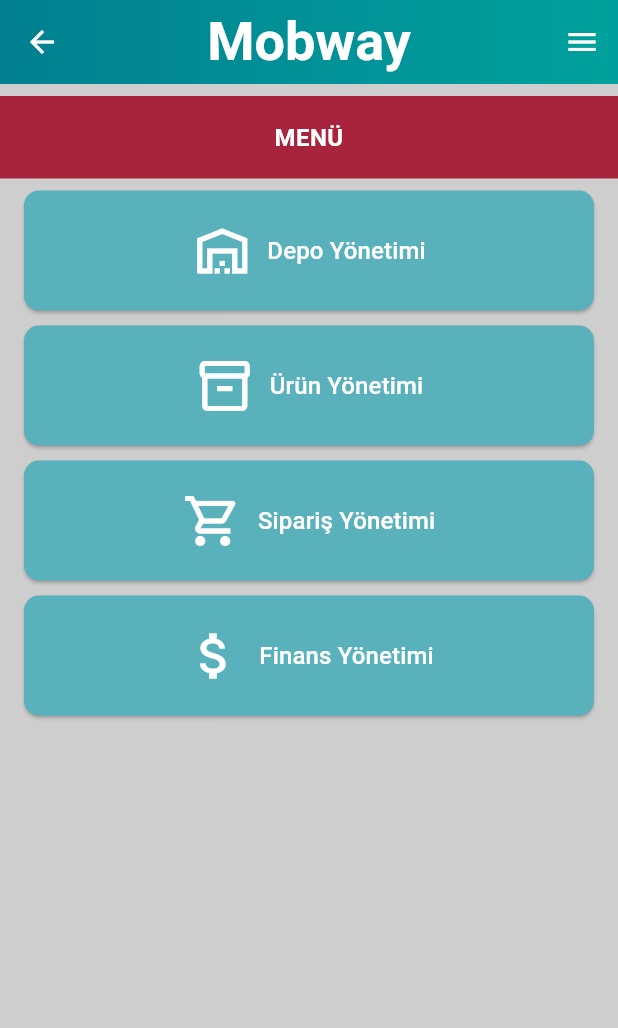
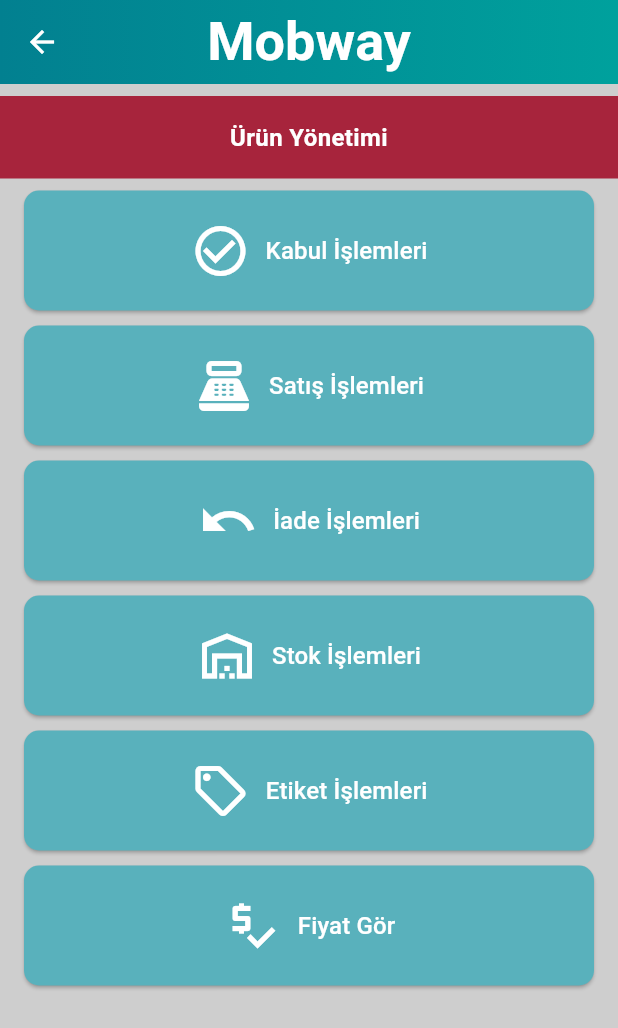
Before and after one commit to mehmetfurkansakiz/mobway_clone_app, a Flutter app: the MenuScreen screen opened directly, after a tap on "Ürün Yönetimi", on a phone screen of 412 x 824 dp. Shown: the top 1028 px of the screen. Run offline on Flutter 3.47's test engine with Material 3 defaults, Android fonts, the light colour scheme and no system bars.

Commit message:
Added Urun Yonetimi Screen.

```diff
--- a/lib/menu_screen.dart
+++ b/lib/menu_screen.dart
@@ -5,6 +5,7 @@
 import 'package:mobway_clone_app/core/custom_red_banner.dart';
 import 'package:mobway_clone_app/depo_yonetimi_screen.dart';
 import 'package:mobway_clone_app/service/icon_button_model.dart';
+import 'package:mobway_clone_app/urun_yonetimi_screen.dart';
 
 class MenuScreen extends StatelessWidget {
   const MenuScreen({super.key});
@@ -25,7 +26,9 @@
           text: 'Ürün Yönetimi',
           icon: Icons.inventory_2_outlined,
           onPressed: () {
-            print('Pressed to Ürün Yönetimi!');
+            Navigator.of(context).push(
+              MaterialPageRoute(builder: (context) => const UrunYonetimiScreen()),
+            );
           }),
       IconButtonModel(
         text: 'Sipariş Yönetimi',
--- /dev/null
+++ b/lib/urun_yonetimi_screen.dart
@@ -0,0 +1,86 @@
+import 'package:flutter/material.dart';
+import 'package:mobway_clone_app/core/custom_app_bar.dart';
+import 'package:mobway_clone_app/core/custom_icon_button.dart';
+import 'package:mobway_clone_app/core/custom_red_banner.dart';
+import 'package:mobway_clone_app/service/icon_button_model.dart';
+
+class UrunYonetimiScreen extends StatelessWidget {
+  const UrunYonetimiScreen({super.key});
+
+  @override
+  Widget build(BuildContext context) {
+    // Dummy Urun Yönetimi Button List
+    final List<IconButtonModel> urunYonetimiButtons = [
+      IconButtonModel(
+        text: 'Kabul İşlemleri',
+        icon: Icons.check_circle_outline,
+        onPressed: () {
+          print('Pressed to Kabul İşlemleri!');
+        },
+      ),
+      IconButtonModel(
+        text: 'Satış İşlemleri',
+        icon: Icons.point_of_sale_outlined,
+        onPressed: () {
+          print('Pressed to Satış İşlemleri!');
+        },
+      ),
+      IconButtonModel(
+        text: 'İade İşlemleri',
+        icon: Icons.undo_outlined,
+        onPressed: () {
+          print('Pressed to İade İşlemleri!');
+        },
+      ),
+      IconButtonModel(
+        text: 'Stok İşlemleri',
+        icon: Icons.warehouse_outlined,
+        onPressed: () {
+          print('Pressed to Stok İşlemleri!');
+        },
+      ),
+      IconButtonModel(
+        text: 'Etiket İşlemleri',
+        icon: Icons.local_offer_outlined,
+        onPressed: () {
+          print('Pressed to Etiket İşlemleri!');
+        },
+      ),
+      IconButtonModel(
+        text: 'Fiyat Gör',
+        icon: Icons.price_check_outlined,
+        onPressed: () {
+          print('Pressed to Fiyat Gör!');
+        },
+      ),
+    ];
+
+    return Scaffold(
+      appBar: const CustomAppBar(),
+      body: Column(
+        children: [
+          const CustomRedBanner(title: 'Ürün Yönetimi'),
+          Expanded(
+            child: Padding(
+              padding: const EdgeInsets.symmetric(horizontal: 16.0),
+              child: ListView.builder(
+                itemCount: urunYonetimiButtons.length,
+                itemBuilder: (context, index) {
+                  final urunYonetimiButton = urunYonetimiButtons[index];
+                  return Padding(
+                    padding: const EdgeInsets.only(bottom: 10.0),
+                    child: CustomIconButton(
+                      text: urunYonetimiButton.text,
+                      onPressed: urunYonetimiButton.onPressed,
+                      icon: urunYonetimiButton.icon,
+                    ),
+                  );
+                },
+              ),
+            ),
+          ),
+        ],
+      ),
+    );
+  }
+}
```
